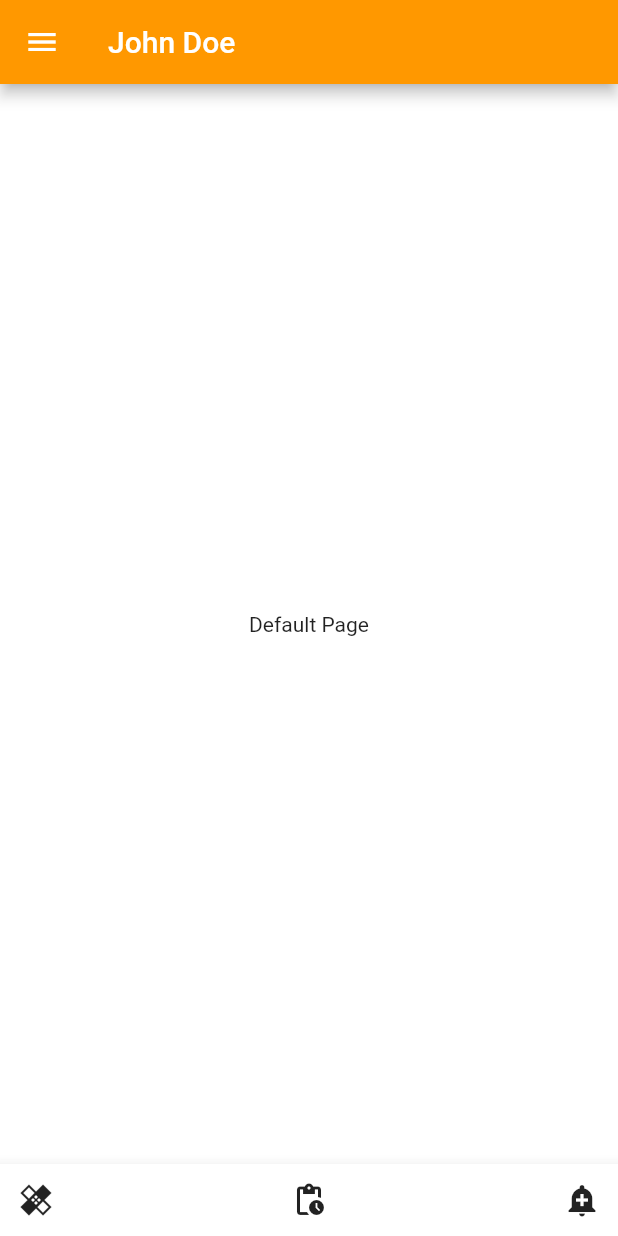
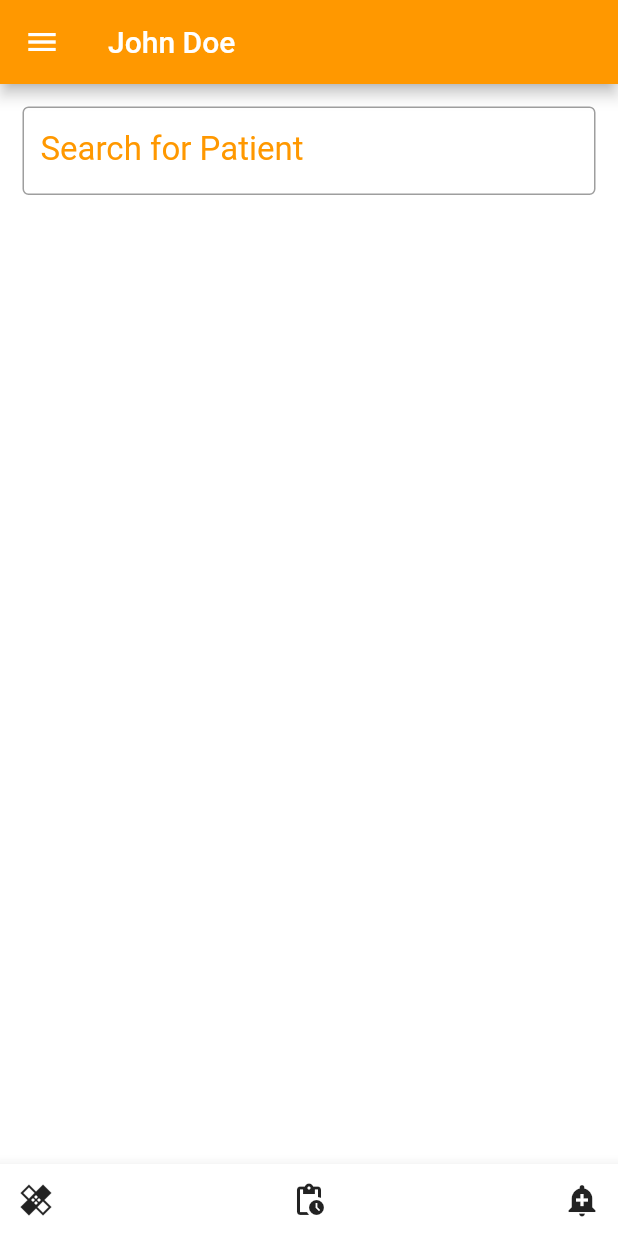
Before and after one commit to IvanIsCoding/Farmaci.ai, a Flutter app: the screen it shows after launch, after a tap on "Login", on a phone screen of 412 x 824 dp. Run offline on Flutter 3.47's test engine with Material 2 defaults, Android fonts, the phone set to English and light mode, and no system bars; missing offline and left inert: dart:ffi.

Commit message:
Added a patient search box as the default page after login.
-This will have to be branched into the nurse view.
-Currently, the search box does nothing but look semi-pretty.

```diff
--- a/lib/screenstates/mainpage/mainpage.dart
+++ b/lib/screenstates/mainpage/mainpage.dart
@@ -20,6 +20,7 @@ import 'package:atsclepius/screenstates/mainpage/subpages/patients/listofpatient
 import 'package:flutter/material.dart';
 import 'package:atsclepius/screenstates/login.dart';
 import 'package:atsclepius/screenstates/mainpage/subpages/nurseinput.dart';
+import 'package:atsclepius/screenstates/mainpage/subpages/patientSearch.dart';
 
 class MainPage extends StatefulWidget {
   final String title;
@@ -36,7 +37,7 @@ class _MainPageState extends State<MainPage> {
     if (index == 2) return Medications();
     if (index == 3) return MyCustomForm();
 
-    return Text('Default Page');
+    return PatientSearch();
   }
 
   @override
@@ -44,8 +45,9 @@ class _MainPageState extends State<MainPage> {
     return Scaffold(
       appBar: AppBar(
         title: Text(globals.name),
-        backgroundColor: globals.primColor,), // Was originally widget.title, but was throwing a null error.
-      body: Center(child: serveBody()),
+        backgroundColor: globals.primColor,
+      ), // Was originally widget.title, but was throwing a null error.
+      body: Center(child: Container(child: ListView(children: [serveBody()]))),
       backgroundColor: globals.primBgdColor,
       bottomNavigationBar: BottomAppBar(
         child: Row(
--- /dev/null
+++ b/lib/screenstates/mainpage/subpages/patientSearch.dart
@@ -0,0 +1,37 @@
+import 'package:atsclepius/globals.dart' as globals;
+import 'package:atsclepius/screenstates/mainpage/subpages/medications.dart';
+import 'package:atsclepius/data/patient.dart';
+import 'package:atsclepius/screenstates/mainpage/subpages/patients/listofpatients.dart';
+import 'package:flutter/material.dart';
+import 'package:atsclepius/screenstates/login.dart';
+import 'package:atsclepius/screenstates/mainpage/subpages/nurseinput.dart';
+
+class PatientSearch extends StatefulWidget {
+  PatientSearch({Key key}) : super(key: key);
+
+  @override
+  _PatientSearchState createState() => _PatientSearchState();
+}
+
+class _PatientSearchState extends State<PatientSearch> {
+  @override
+  Widget build(BuildContext context) {
+    return Container(
+      child: Padding(
+          padding: EdgeInsets.symmetric(vertical: 15, horizontal: 15),
+          child: TextField(
+            decoration: InputDecoration(
+                border: OutlineInputBorder(
+                    borderSide: BorderSide(color: globals.primColor)),
+                focusedBorder: OutlineInputBorder(
+                    borderSide: BorderSide(color: globals.primColor)),
+                labelText: 'Search for Patient',
+                labelStyle: TextStyle(
+                  color: globals.primColor,
+                  fontSize: 22,
+                ),
+                hintText: 'Please enter the name of a patient.'),
+          )),
+    );
+  }
+}
```
